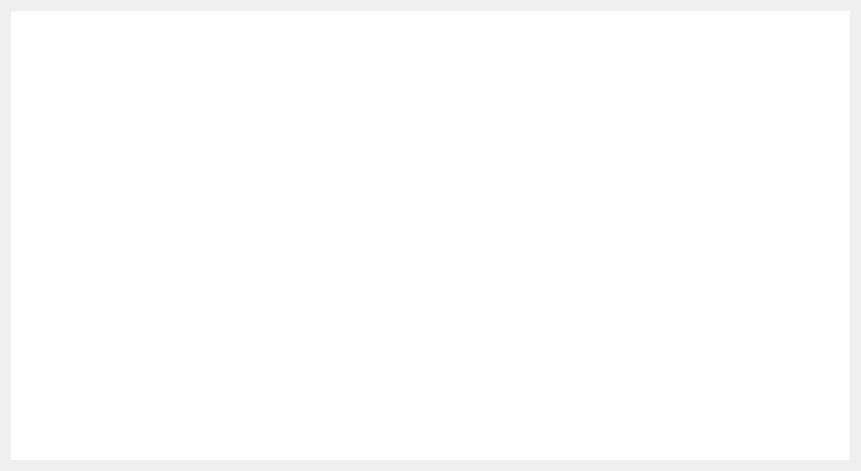
Before: the Qt Designer form view/ui/tab_charts_variable.ui in vasha54/apm, drawn with Qt 5.
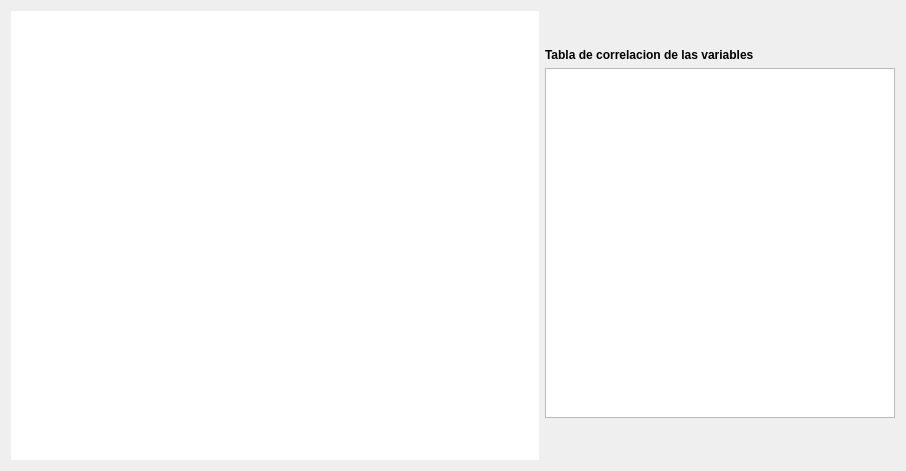
After: the same form once the commit is applied.

Commit message: Subiendo cambios en las pestanas de datos de filtrado, graficos de correlacion y contrsuccion de modelo

Patch:
```diff
--- a/view/ui/tab_charts_variable.ui
+++ b/view/ui/tab_charts_variable.ui
@@ -6,7 +6,7 @@
    <rect>
     <x>0</x>
     <y>0</y>
-    <width>861</width>
+    <width>906</width>
     <height>471</height>
    </rect>
   </property>
@@ -14,8 +14,14 @@
    <string>Form</string>
   </property>
   <layout class="QGridLayout" name="gridLayout">
-   <item row="0" column="0" colspan="2">
+   <item row="0" column="0" rowspan="4">
     <widget class="QTableWidget" name="tableWidgetChart">
+     <property name="sizePolicy">
+      <sizepolicy hsizetype="Minimum" vsizetype="Minimum">
+       <horstretch>0</horstretch>
+       <verstretch>0</verstretch>
+      </sizepolicy>
+     </property>
      <property name="frameShape">
       <enum>QFrame::NoFrame</enum>
      </property>
@@ -48,6 +54,79 @@
      <column/>
     </widget>
    </item>
+   <item row="0" column="1">
+    <spacer name="verticalSpacer">
+     <property name="orientation">
+      <enum>Qt::Vertical</enum>
+     </property>
+     <property name="sizeType">
+      <enum>QSizePolicy::Minimum</enum>
+     </property>
+     <property name="sizeHint" stdset="0">
+      <size>
+       <width>20</width>
+       <height>20</height>
+      </size>
+     </property>
+    </spacer>
+   </item>
+   <item row="1" column="1">
+    <widget class="QLabel" name="label">
+     <property name="sizePolicy">
+      <sizepolicy hsizetype="Maximum" vsizetype="Maximum">
+       <horstretch>0</horstretch>
+       <verstretch>0</verstretch>
+      </sizepolicy>
+     </property>
+     <property name="font">
+      <font>
+       <weight>75</weight>
+       <bold>true</bold>
+      </font>
+     </property>
+     <property name="text">
+      <string>Tabla de correlacion de las variables</string>
+     </property>
+    </widget>
+   </item>
+   <item row="2" column="1">
+    <widget class="QTableView" name="tVCorrelations">
+     <property name="sizePolicy">
+      <sizepolicy hsizetype="Maximum" vsizetype="Maximum">
+       <horstretch>0</horstretch>
+       <verstretch>0</verstretch>
+      </sizepolicy>
+     </property>
+     <property name="minimumSize">
+      <size>
+       <width>350</width>
+       <height>350</height>
+      </size>
+     </property>
+     <property name="maximumSize">
+      <size>
+       <width>350</width>
+       <height>350</height>
+      </size>
+     </property>
+    </widget>
+   </item>
+   <item row="3" column="1">
+    <spacer name="verticalSpacer_2">
+     <property name="orientation">
+      <enum>Qt::Vertical</enum>
+     </property>
+     <property name="sizeType">
+      <enum>QSizePolicy::Minimum</enum>
+     </property>
+     <property name="sizeHint" stdset="0">
+      <size>
+       <width>20</width>
+       <height>42</height>
+      </size>
+     </property>
+    </spacer>
+   </item>
   </layout>
  </widget>
  <resources/>
```
The commit also changes 6 other files.
